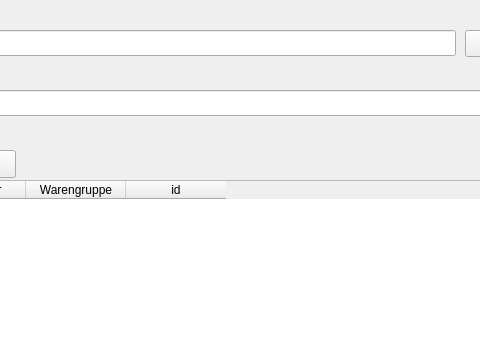
The window that cinputdlgtrade.ui (RobRoy1304/LaVa-2) describes before a commit, drawn with Qt 5; both pictures show x 385 to 865 and y 0 to 350 of the 1000 by 580 pixel window.
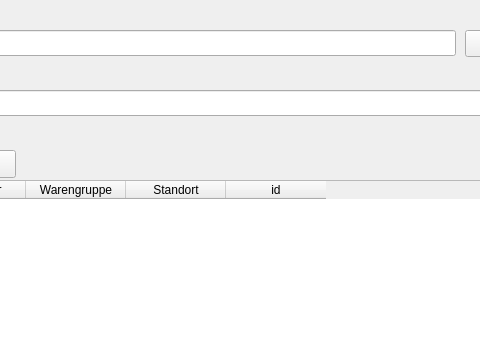
The same window after the commit. Icons and pictures are not drawn.

Diff of the .ui file:
```diff
--- a/cinputdlgtrade.ui
+++ b/cinputdlgtrade.ui
@@ -85,6 +85,11 @@
      <string>Warengruppe</string>
     </property>
    </column>
+   <column>
+    <property name="text">
+     <string>Standort</string>
+    </property>
+   </column>
    <column>
     <property name="text">
      <string>id</string>
```
